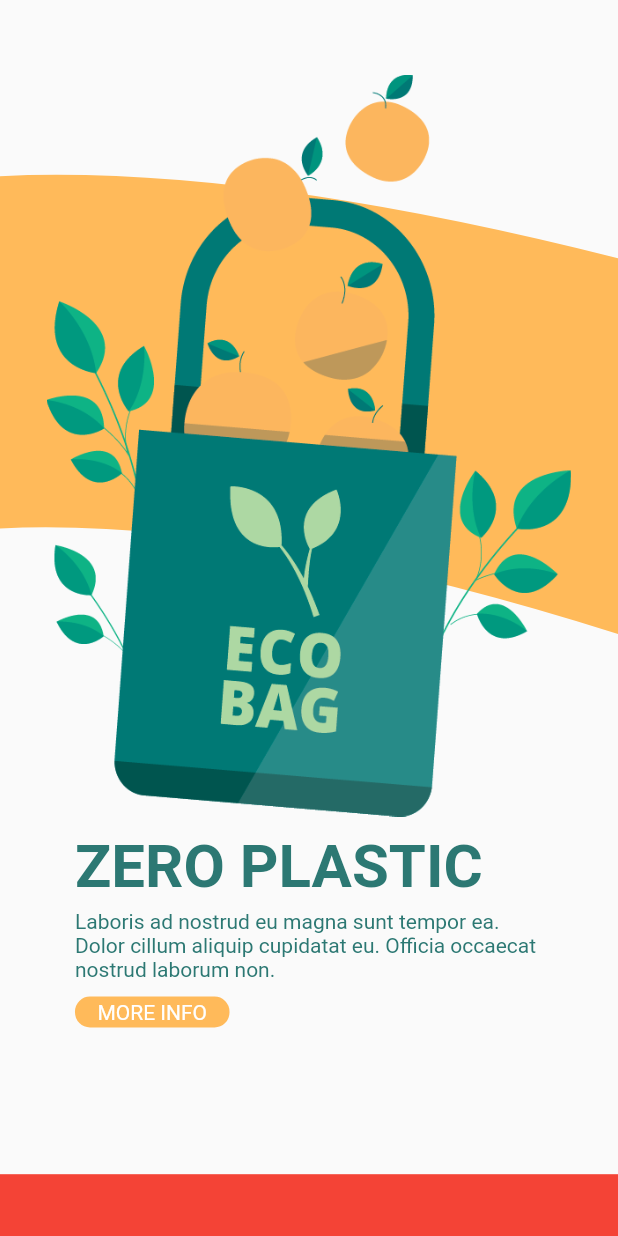
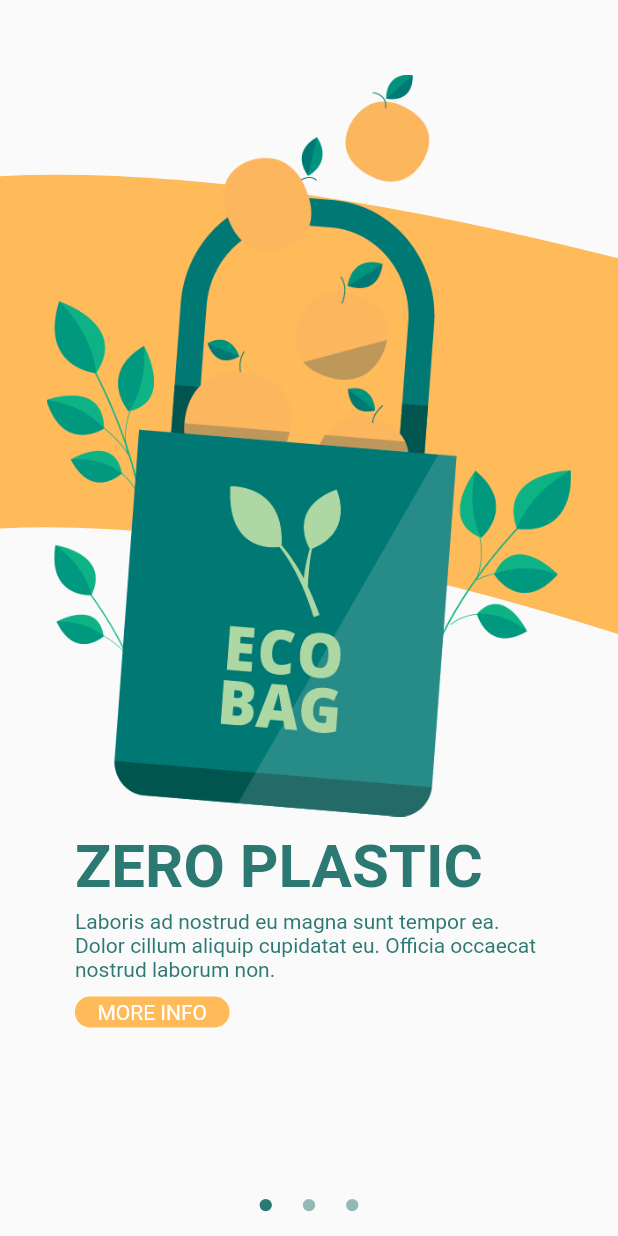
Before and after one commit to DavidIjsud/recyclerapp_pageview, a Flutter app: the screen it shows after launch, on a phone screen of 412 x 824 dp. Run offline on Flutter 3.47's test engine with Material 2 defaults, Android fonts, the phone set to English and light mode, and no system bars.

Commit message:
Saving all finished

```diff
--- /dev/null
+++ b/lib/bloc/homePageBloc.dart
@@ -0,0 +1,34 @@
+import 'dart:async';
+
+class HomePageBloc {
+
+     static final HomePageBloc _singleton = new HomePageBloc._internal();
+
+     final StreamController<int> _pageControllerOutput = StreamController<int>.broadcast();
+     final StreamController<int> _pageControllerInput = StreamController<int>();
+
+    Stream<int> get pageStream => _pageControllerOutput.stream;
+    StreamSink<int> get pageSink => _pageControllerInput.sink;
+
+     factory HomePageBloc() {
+        return _singleton;
+     }
+
+     HomePageBloc._internal(){
+        _pageControllerInput.stream.listen(event);
+     }
+
+
+    void event(event){
+        _pageControllerOutput.sink.add(event);
+    }
+
+    dispose(){
+        _pageControllerOutput.close();
+        _pageControllerInput.close();
+    }
+
+
+
+
+}
--- a/lib/consts/consts.dart
+++ b/lib/consts/consts.dart
@@ -4,6 +4,7 @@ class Colores{
 
     static final int colorSecondary = 0xFFFFBA5A;
     static final int colorPrimary = 0xFF2C7873;
+    static final Color colorPrimaryWithOpacity = Color.fromRGBO(44, 120, 115, 0.5);
 
 }
 
--- a/lib/pages/homePage.dart
+++ b/lib/pages/homePage.dart
@@ -1,19 +1,50 @@
 import 'package:flutter/material.dart';
+import 'package:recycleapp/bloc/homePageBloc.dart';
 import 'package:recycleapp/pages/pageViewOne.dart';
 import 'package:recycleapp/pages/pageViewThree.dart';
 import 'package:recycleapp/pages/pageViewTwo.dart';
+import 'package:recycleapp/widgets/WidgetButtonBottom.dart';
 
 class HomePage extends StatelessWidget {
 
-  const HomePage({Key? key}) : super(key: key);
+   HomePage({Key? key}) : super(key: key);
+
+
+  final PageController _pageController = PageController(initialPage: 0);
+  final HomePageBloc _homePageBloc = HomePageBloc();
+
+
+
+  void listenPageChange(){
+
+         _pageController.addListener(() {
+
+              double page = _pageController.page!;
+              if( page == 0.0 ){
+                  this._homePageBloc.pageSink.add(0);
+              }
+
+              if( page == 1.0 ){
+                  this._homePageBloc.pageSink.add(1);
+              }
+
+              if( page == 2.0 ){
+                  this._homePageBloc.pageSink.add(2);
+              }
+
+          });
+
+  }
 
   @override
   Widget build(BuildContext context) {
+    listenPageChange();
     return Scaffold(
         body:  Column(
            children: [
              Expanded(
                child: PageView(
+                  controller: _pageController,
                   children: [
                         PageViewOne(),
                         PageViewTwo(),
@@ -24,7 +55,18 @@ class HomePage extends StatelessWidget {
               Container(
                  width: double.infinity,
                  height: MediaQuery.of(context).size.height * 0.05,
-                 color: Colors.red,
+                 child: Center(
+                     child: Row(
+                        mainAxisAlignment: MainAxisAlignment.center,
+                        children: [
+                            WidgetButtonBottom( id:  0, ),
+                            SizedBox( width: MediaQuery.of(context).size.width * 0.05,),
+                            WidgetButtonBottom( id:  1, ),
+                            SizedBox( width: MediaQuery.of(context).size.width * 0.05,),
+                            WidgetButtonBottom( id:  2, )
+                        ],
+                     ),
+                 ),
               ),
            ],
         )
--- /dev/null
+++ b/lib/widgets/WidgetButtonBottom.dart
@@ -0,0 +1,40 @@
+import 'package:flutter/material.dart';
+import 'package:recycleapp/bloc/homePageBloc.dart';
+import 'package:recycleapp/consts/consts.dart';
+
+class WidgetButtonBottom extends StatefulWidget {
+
+  final int id;
+
+  WidgetButtonBottom({Key? key , required this.id }) : super(key: key);
+
+  @override
+  _WidgetButtonState createState() => _WidgetButtonState();
+}
+
+class _WidgetButtonState extends State<WidgetButtonBottom> {
+
+
+  final HomePageBloc _homePageBloc = HomePageBloc();
+
+  @override
+  Widget build(BuildContext context) {
+
+    final phoneSize = MediaQuery.of(context).size;
+
+    return StreamBuilder<int>(
+      stream:   this._homePageBloc.pageStream ,
+      initialData: 0,
+      builder: (context, snapshot) {
+        return Container(
+            width: phoneSize.width * 0.02 ,
+            height: phoneSize.width * 0.02 ,
+            decoration: BoxDecoration(
+                color:  snapshot.data == widget.id ?  Color( Colores.colorPrimary )   :  Colores.colorPrimaryWithOpacity ,
+                borderRadius: BorderRadius.circular(phoneSize.width * 0.05)
+            ),
+        );
+      }
+    );
+  }
+}
```
Lines whose indentation alone changed are shown as unchanged.
